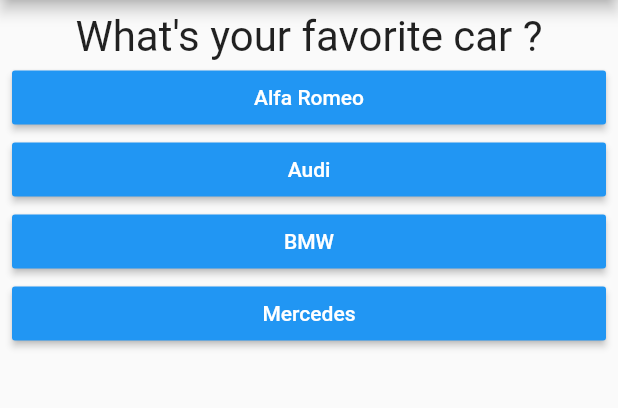
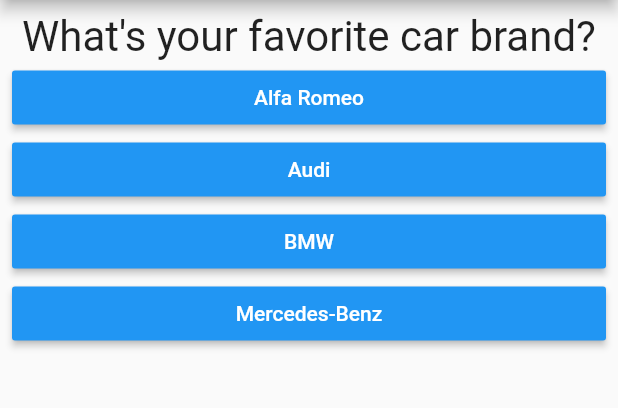
Before and after one commit to handsomemofokeng/quizz_app, a Flutter app: the screen it shows after launch, on a phone screen of 412 x 824 dp, the part 84-492 px from its top. Run offline on Flutter 3.47's test engine with Material 2 defaults, Android fonts, the phone set to English and light mode, and no system bars.

Commit message:
minor question changes

```diff
--- a/lib/main.dart
+++ b/lib/main.dart
@@ -29,12 +29,12 @@ class _MyAppState extends State<MyApp> {
 
   final _questions = const [
     {
-      "question": "What\'s your favorite car ?",
+      "question": "What\'s your favorite car brand?",
       "options": [
         {"text": "Alfa Romeo", "score": 10},
         {"text": "Audi", "score": 7},
         {"text": "BMW", "score": 5},
-        {"text": "Mercedes", "score": 4}
+        {"text": "Mercedes-Benz", "score": 4}
       ]
     },
     {
```
